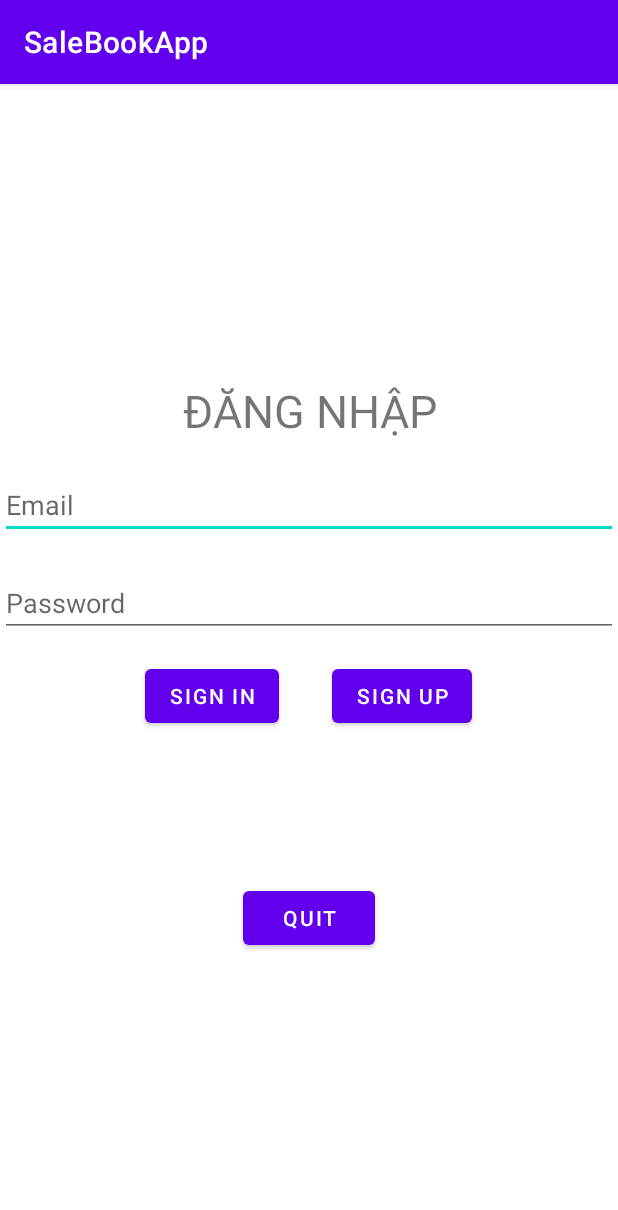
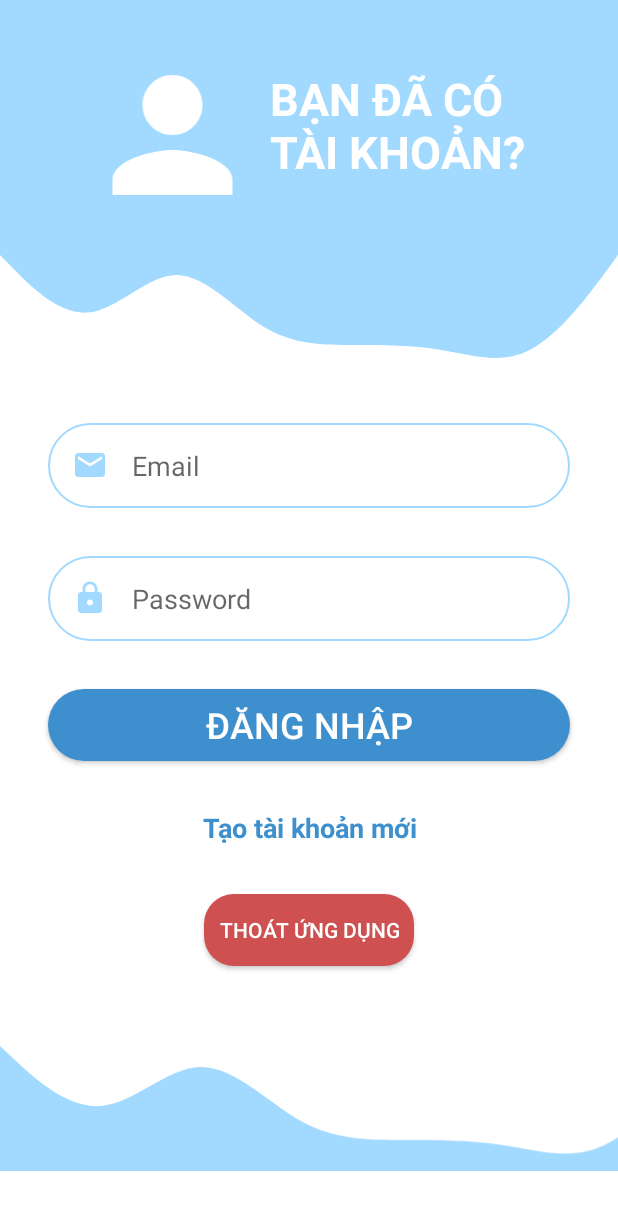
Before and after one commit to TuDV2000/LTDD_CS81_Nhom20, an Android app: the fragment AccountFragment shown on its own in the app's theme, on a phone screen of 412 x 824 dp. Shown: the top 1210 px of the screen. Run offline under Robolectric (Android 15) with nearby library versions, the phone set to English and light mode, and no system bars; libraries missing offline, so code that uses them is left out: com.basgeekball.awesomevalidation.

Commit message:
design cực mạnh

```diff
--- a/app/src/main/java/com/example/salebookapp/AccountFragment.java
+++ b/app/src/main/java/com/example/salebookapp/AccountFragment.java
@@ -5,6 +5,7 @@ import android.content.DialogInterface;
 import android.content.Intent;
 import android.os.Bundle;
 
+import androidx.appcompat.app.ActionBar;
 import androidx.appcompat.app.AlertDialog;
 import androidx.appcompat.app.AppCompatActivity;
 import androidx.fragment.app.Fragment;
@@ -15,6 +16,7 @@ import android.view.View;
 import android.view.ViewGroup;
 import android.widget.Button;
 import android.widget.EditText;
+import android.widget.TextView;
 import android.widget.Toast;
 
 import com.example.salebookapp.entities.Account;
@@ -28,7 +30,8 @@ import java.util.List;
 public class AccountFragment extends Fragment {
 
     EditText edt_user, edt_pass;
-    Button btn_signin, btn_signup, btn_quit;
+    Button btn_signin, btn_quit;
+    TextView tv_signup;
     AwesomeValidation awesomeValidation;
     View view;
     String message = "";
@@ -37,7 +40,7 @@ public class AccountFragment extends Fragment {
     @Override
     public View onCreateView(LayoutInflater inflater, ViewGroup container,
                              Bundle savedInstanceState) {
-        view = inflater.inflate(R.layout.fragment_account, container, false);
+        view = inflater.inflate(R.layout.activity_login_design, container, false);
 
         setUp();
         ControlButton();
@@ -104,7 +107,7 @@ public class AccountFragment extends Fragment {
                 }
             }
         });
-        btn_signup.setOnClickListener(new View.OnClickListener() {
+        tv_signup.setOnClickListener(new View.OnClickListener() {
             @Override
             public void onClick(View v) {
                 Intent intent = new Intent(getContext(), RegistActivity.class);
@@ -113,12 +116,10 @@ public class AccountFragment extends Fragment {
         });
     }
 
-
     void setUp() {
         edt_user = view.findViewById(R.id.edt_fusername);
         edt_pass = view.findViewById(R.id.edt_fpassword);
-
-        btn_signup = view.findViewById(R.id.btn_fsignup);
+        tv_signup = view.findViewById(R.id.tv_fsignup);
         btn_signin = view.findViewById(R.id.btn_fsignin);
         btn_quit = view.findViewById(R.id.btn_fquit);
     }
--- a/app/src/main/java/com/example/salebookapp/CartFragment.java
+++ b/app/src/main/java/com/example/salebookapp/CartFragment.java
@@ -25,6 +25,7 @@ import android.widget.TextView;
 import android.widget.Toast;
 
 import com.aurelhubert.ahbottomnavigation.AHBottomNavigation;
+import com.example.salebookapp.entities.Account;
 import com.example.salebookapp.entities.Bill;
 import com.example.salebookapp.entities.BillDetail;
 import com.example.salebookapp.entities.Book;
--- a/app/src/main/java/com/example/salebookapp/RegistActivity.java
+++ b/app/src/main/java/com/example/salebookapp/RegistActivity.java
@@ -52,11 +52,6 @@ public class RegistActivity extends AppCompatActivity {
         setup();
         //setItem();
         addValidation();
-
-        ActionBar actionBar = getSupportActionBar();
-        actionBar.setTitle("REGIST");
-        actionBar.setDisplayHomeAsUpEnabled(true);
-
         //Điều khoản
         cbAgree.setOnCheckedChangeListener(new CompoundButton.OnCheckedChangeListener() {
             @Override
@@ -136,7 +131,7 @@ public class RegistActivity extends AppCompatActivity {
     }
 
     public void onClick(View v) {
-        Intent intent = new Intent(RegistActivity.this, LoginActivity.class);
+        Intent intent = new Intent(RegistActivity.this, AccountFragment.class);
         startActivity(intent);
     }
 
--- /dev/null
+++ b/app/src/main/res/drawable/book_home_border.xml
@@ -0,0 +1,5 @@
+<?xml version="1.0" encoding="utf-8"?>
+<shape xmlns:android="http://schemas.android.com/apk/res/android">
+    <stroke android:color="@color/theme_darkcolor" android:width="2dp"/>
+    <corners android:radius="6dp"/>
+</shape>
--- /dev/null
+++ b/app/src/main/res/drawable/button_exit_border.xml
@@ -0,0 +1,5 @@
+<?xml version="1.0" encoding="utf-8"?>
+<shape xmlns:android="http://schemas.android.com/apk/res/android">
+    <solid android:color="@color/theme_superdarkcolor"></solid>
+    <corners android:radius="20dp"></corners>
+</shape>
--- /dev/null
+++ b/app/src/main/res/drawable/button_round_border.xml
@@ -0,0 +1,6 @@
+<?xml version="1.0" encoding="utf-8"?>
+<shape android:shape="rectangle" xmlns:android="http://schemas.android.com/apk/res/android">
+    <solid android:color="@color/theme_darkcolor"/>
+    <corners android:radius="100dp"/>
+
+</shape>
--- /dev/null
+++ b/app/src/main/res/drawable/ic_baseline_email_24.xml
@@ -0,0 +1,5 @@
+<vector android:height="24dp" android:tint="#A2D9FF"
+    android:viewportHeight="24" android:viewportWidth="24"
+    android:width="24dp" xmlns:android="http://schemas.android.com/apk/res/android">
+    <path android:fillColor="@android:color/white" android:pathData="M20,4L4,4c-1.1,0 -1.99,0.9 -1.99,2L2,18c0,1.1 0.9,2 2,2h16c1.1,0 2,-0.9 2,-2L22,6c0,-1.1 -0.9,-2 -2,-2zM20,8l-8,5 -8,-5L4,6l8,5 8,-5v2z"/>
+</vector>
--- /dev/null
+++ b/app/src/main/res/drawable/ic_baseline_lock_24.xml
@@ -0,0 +1,5 @@
+<vector android:height="24dp" android:tint="#A2D9FF"
+    android:viewportHeight="24" android:viewportWidth="24"
+    android:width="24dp" xmlns:android="http://schemas.android.com/apk/res/android">
+    <path android:fillColor="@android:color/white" android:pathData="M18,8h-1L17,6c0,-2.76 -2.24,-5 -5,-5S7,3.24 7,6v2L6,8c-1.1,0 -2,0.9 -2,2v10c0,1.1 0.9,2 2,2h12c1.1,0 2,-0.9 2,-2L20,10c0,-1.1 -0.9,-2 -2,-2zM12,17c-1.1,0 -2,-0.9 -2,-2s0.9,-2 2,-2 2,0.9 2,2 -0.9,2 -2,2zM15.1,8L8.9,8L8.9,6c0,-1.71 1.39,-3.1 3.1,-3.1 1.71,0 3.1,1.39 3.1,3.1v2z"/>
+</vector>
--- /dev/null
+++ b/app/src/main/res/drawable/ic_person.xml
@@ -0,0 +1,5 @@
+<vector android:height="100dp" android:tint="#FFFFFF"
+    android:viewportHeight="24" android:viewportWidth="24"
+    android:width="100dp" xmlns:android="http://schemas.android.com/apk/res/android">
+    <path android:fillColor="@android:color/white" android:pathData="M12,12c2.21,0 4,-1.79 4,-4s-1.79,-4 -4,-4 -4,1.79 -4,4 1.79,4 4,4zM12,14c-2.67,0 -8,1.34 -8,4v2h16v-2c0,-2.66 -5.33,-4 -8,-4z"/>
+</vector>
--- /dev/null
+++ b/app/src/main/res/drawable/ic_wave.xml
@@ -0,0 +1,9 @@
+<vector xmlns:android="http://schemas.android.com/apk/res/android"
+    android:width="1440dp"
+    android:height="320dp"
+    android:viewportWidth="1440"
+    android:viewportHeight="320">
+  <path
+      android:pathData="M0,64L34.3,96C68.6,128 137,192 206,186.7C274.3,181 343,107 411,106.7C480,107 549,181 617,218.7C685.7,256 754,256 823,256C891.4,256 960,256 1029,266.7C1097.1,277 1166,299 1234,266.7C1302.9,235 1371,149 1406,106.7L1440,64L1440,320L1405.7,320C1371.4,320 1303,320 1234,320C1165.7,320 1097,320 1029,320C960,320 891,320 823,320C754.3,320 686,320 617,320C548.6,320 480,320 411,320C342.9,320 274,320 206,320C137.1,320 69,320 34,320L0,320Z"
+      android:fillColor="@color/theme_color"/>
+</vector>
--- /dev/null
+++ b/app/src/main/res/drawable/ic_wave_left.xml
@@ -0,0 +1,9 @@
+<vector xmlns:android="http://schemas.android.com/apk/res/android"
+    android:width="283.6dp"
+    android:height="2880dp"
+    android:viewportWidth="283.6"
+    android:viewportHeight="2880">
+  <path
+      android:pathData="M64,2880l32,-68.6c32,-68.6 96,-205.4 90.7,-343.4c-5.7,-136.6 -79.7,-274 -80,-410c0.3,-138 74.3,-276 112,-412c37.3,-137.4 37.3,-274 37.3,-412c0,-136.8 0,-274 10.7,-412c10.3,-136.2 32.3,-274 0,-410C235,274.2 149,138 106.7,68L64,0H0v68.6C0,137.2 0,274 0,412c0,136.6 0,274 0,410c0,138 0,276 0,412c0,137.4 0,274 0,412c0,136.8 0,274 0,412c0,136.2 0,274 0,410c0,137.8 0,274 0,344v68H64z"
+      android:fillColor="#A2D9FF"/>
+</vector>
--- /dev/null
+++ b/app/src/main/res/drawable/ic_wave_right.xml
@@ -0,0 +1,9 @@
+<vector xmlns:android="http://schemas.android.com/apk/res/android"
+    android:width="283.6dp"
+    android:height="2880dp"
+    android:viewportWidth="283.6"
+    android:viewportHeight="2880">
+  <path
+      android:pathData="M27.6,2880l32,-68.6c32,-68.6 96,-205.4 90.7,-343.4c-5.7,-136.6 -79.7,-274 -80,-410c0.3,-138 74.3,-276 112,-412c37.3,-137.4 37.3,-274 37.3,-412c0,-136.8 0,-274 10.7,-412c10.3,-136.2 32.3,-274 0,-410c-31.7,-137.8 -117.7,-274 -160,-344L27.6,0h256v68.6c0,68.6 0,205.4 0,343.4c0,136.6 0,274 0,410c0,138 0,276 0,412c0,137.4 0,274 0,412c0,136.8 0,274 0,412c0,136.2 0,274 0,410c0,137.8 0,274 0,344v68H27.6z"
+      android:fillColor="#A2D9FF"/>
+</vector>
--- /dev/null
+++ b/app/src/main/res/drawable/ic_wave_up.xml
@@ -0,0 +1,9 @@
+<vector xmlns:android="http://schemas.android.com/apk/res/android"
+    android:width="1440dp"
+    android:height="320dp"
+    android:viewportWidth="1440"
+    android:viewportHeight="320">
+  <path
+      android:pathData="M0,64L34.3,96C68.6,128 137,192 206,186.7C274.3,181 343,107 411,106.7C480,107 549,181 617,218.7C685.7,256 754,256 823,256C891.4,256 960,256 1029,266.7C1097.1,277 1166,299 1234,266.7C1302.9,235 1371,149 1406,106.7L1440,64L1440,0L1405.7,0C1371.4,0 1303,0 1234,0C1165.7,0 1097,0 1029,0C960,0 891,0 823,0C754.3,0 686,0 617,0C548.6,0 480,0 411,0C342.9,0 274,0 206,0C137.1,0 69,0 34,0L0,0Z"
+      android:fillColor="@color/theme_color"/>
+</vector>
--- /dev/null
+++ b/app/src/main/res/drawable/round_border.xml
@@ -0,0 +1,6 @@
+<?xml version="1.0" encoding="utf-8"?>
+<shape android:shape="rectangle" xmlns:android="http://schemas.android.com/apk/res/android">
+    <stroke android:color="@color/theme_color"
+        android:width="1dp"/>
+    <corners android:radius="100dp"/>
+</shape>
--- /dev/null
+++ b/app/src/main/res/layout/activity_login_design.xml
@@ -0,0 +1,156 @@
+<?xml version="1.0" encoding="utf-8"?>
+<FrameLayout xmlns:android="http://schemas.android.com/apk/res/android"
+    xmlns:app="http://schemas.android.com/apk/res-auto"
+    xmlns:tools="http://schemas.android.com/tools"
+    android:layout_width="match_parent"
+    android:layout_height="match_parent">
+    <ScrollView
+        android:layout_width="match_parent"
+        android:layout_height="match_parent">
+        <androidx.constraintlayout.widget.ConstraintLayout
+            android:layout_width="match_parent"
+            android:layout_height="match_parent">
+
+            <View
+                android:id="@+id/topView"
+                android:layout_width="0dp"
+                android:layout_height="150dp"
+                android:background="@color/theme_color"
+                app:layout_constraintEnd_toEndOf="parent"
+                app:layout_constraintStart_toStartOf="parent"
+                app:layout_constraintTop_toTopOf="parent" />
+
+            <View
+                android:id="@+id/topView2"
+                android:layout_width="0dp"
+                android:layout_height="100dp"
+                android:background="@drawable/ic_wave_up"
+                app:layout_constraintEnd_toEndOf="parent"
+                app:layout_constraintStart_toStartOf="parent"
+                app:layout_constraintTop_toBottomOf="@+id/topView" />
+
+            <ImageView
+                android:id="@+id/imageView2"
+                android:layout_width="130dp"
+                android:layout_height="120dp"
+                android:layout_marginStart="50dp"
+                android:layout_marginTop="30dp"
+                app:layout_constraintStart_toStartOf="@+id/topView"
+                app:layout_constraintTop_toTopOf="parent"
+                app:srcCompat="@drawable/ic_person" />
+
+            <TextView
+                android:id="@+id/textView"
+                android:layout_width="0dp"
+                android:layout_height="wrap_content"
+                android:layout_marginTop="45dp"
+                android:layout_marginEnd="50dp"
+                android:text="bạn đã có tài khoản?"
+                android:textAlignment="viewStart"
+                android:textAllCaps="true"
+                android:textColor="@color/white"
+                android:textSize="30sp"
+                android:textStyle="bold"
+                app:layout_constraintEnd_toEndOf="@+id/topView"
+                app:layout_constraintStart_toEndOf="@+id/imageView2"
+                app:layout_constraintTop_toTopOf="parent" />
+
+            <EditText
+                android:id="@+id/edt_fusername"
+                android:layout_width="0dp"
+                android:layout_height="wrap_content"
+                android:layout_marginStart="32dp"
+                android:layout_marginTop="32dp"
+                android:layout_marginEnd="32dp"
+                android:background="@drawable/round_border"
+                android:drawableStart="@drawable/ic_baseline_email_24"
+                android:drawablePadding="16dp"
+                android:ems="10"
+                android:hint="Email"
+                android:inputType="text"
+                android:padding="16dp"
+                app:layout_constraintEnd_toEndOf="parent"
+                app:layout_constraintStart_toStartOf="parent"
+                app:layout_constraintTop_toBottomOf="@+id/topView2" />
+
+            <EditText
+                android:id="@+id/edt_fpassword"
+                android:layout_width="0dp"
+                android:layout_height="wrap_content"
+                android:layout_marginStart="32dp"
+                android:layout_marginTop="32dp"
+                android:layout_marginEnd="32dp"
+                android:background="@drawable/round_border"
+                android:drawableStart="@drawable/ic_baseline_lock_24"
+                android:drawablePadding="16dp"
+                android:ems="10"
+                android:hint="Password"
+                android:inputType="textPassword"
+                android:padding="16dp"
+                app:layout_constraintEnd_toEndOf="parent"
+                app:layout_constraintStart_toStartOf="parent"
+                app:layout_constraintTop_toBottomOf="@+id/edt_fusername" />
+
+            <androidx.appcompat.widget.AppCompatButton
+                android:id="@+id/btn_fsignin"
+                android:layout_width="0dp"
+                android:layout_height="wrap_content"
+                android:layout_marginStart="32dp"
+                android:layout_marginTop="32dp"
+                android:layout_marginEnd="32dp"
+                android:background="@drawable/button_round_border"
+                android:text="Đăng nhập"
+                android:textColor="@color/white"
+                android:textSize="24sp"
+                app:layout_constraintEnd_toEndOf="parent"
+                app:layout_constraintStart_toStartOf="parent"
+                app:layout_constraintTop_toBottomOf="@+id/edt_fpassword" />
+
+            <TextView
+                android:id="@+id/tv_fsignup"
+                android:layout_width="0dp"
+                android:layout_height="wrap_content"
+                android:layout_marginTop="32dp"
+                android:layout_marginBottom="32dp"
+                android:clickable="true"
+                android:onClick="onClick"
+                android:text="Tạo tài khoản mới"
+                android:textAlignment="center"
+                android:textColor="@color/theme_darkcolor"
+                android:textSize="18sp"
+                android:textStyle="bold"
+                app:layout_constraintBottom_toTopOf="@+id/btn_fquit"
+                app:layout_constraintEnd_toEndOf="parent"
+                app:layout_constraintHorizontal_bias="0.6"
+                app:layout_constraintStart_toStartOf="parent"
+                app:layout_constraintTop_toBottomOf="@+id/btn_fsignin" />
+
+            <androidx.appcompat.widget.AppCompatButton
+                android:id="@+id/btn_fquit"
+                android:layout_width="wrap_content"
+                android:layout_height="wrap_content"
+                android:layout_marginBottom="32dp"
+                android:background="@drawable/button_exit_border"
+                android:padding="10dp"
+                android:text="Thoát ứng dụng"
+                android:textColor="@color/white"
+                app:layout_constraintBottom_toTopOf="@+id/imageView4"
+                app:layout_constraintEnd_toEndOf="parent"
+                app:layout_constraintHorizontal_bias="0.501"
+                app:layout_constraintStart_toStartOf="parent" />
+
+            <ImageView
+                android:id="@+id/imageView4"
+                android:layout_width="470dp"
+                android:layout_height="105dp"
+                app:layout_constraintBottom_toBottomOf="parent"
+                app:layout_constraintEnd_toEndOf="parent"
+                app:layout_constraintHorizontal_bias="0.0"
+                app:layout_constraintStart_toStartOf="parent"
+                app:srcCompat="@drawable/ic_wave" />
+        </androidx.constraintlayout.widget.ConstraintLayout>
+    </ScrollView>
+
+
+
+</FrameLayout>
--- a/app/src/main/res/layout/fragment_book.xml
+++ b/app/src/main/res/layout/fragment_book.xml
@@ -1,18 +1,45 @@
 <?xml version="1.0" encoding="utf-8"?>
 <FrameLayout xmlns:android="http://schemas.android.com/apk/res/android"
+    xmlns:app="http://schemas.android.com/apk/res-auto"
     xmlns:tools="http://schemas.android.com/tools"
     android:layout_width="match_parent"
     android:layout_height="match_parent"
     tools:context=".BookFragment">
-    <ScrollView
+    <androidx.constraintlayout.widget.ConstraintLayout
         android:layout_width="match_parent"
         android:layout_height="match_parent">
 
-        <androidx.recyclerview.widget.RecyclerView
-            android:id="@+id/rcv_book"
+        <ImageView
+            android:id="@+id/imageView7"
+            android:layout_width="77dp"
+            android:layout_height="725dp"
+            android:src="@drawable/ic_wave_right"
+            app:layout_constraintBottom_toBottomOf="parent"
+            app:layout_constraintEnd_toEndOf="parent"
+            app:layout_constraintTop_toTopOf="parent" />
+
+        <ImageView
+            android:id="@+id/imageView6"
+            android:layout_width="78dp"
+            android:layout_height="724dp"
+            android:src="@drawable/ic_wave_left"
+            app:layout_constraintBottom_toBottomOf="parent"
+            app:layout_constraintStart_toStartOf="parent"
+            app:layout_constraintTop_toTopOf="parent" />
+
+        <ScrollView
+            android:id="@+id/scrollView2"
             android:layout_width="match_parent"
-            android:layout_height="match_parent"
-            android:layout_marginVertical="10dp"
-            android:layout_marginHorizontal="10dp"/>
-    </ScrollView>
+            android:layout_height="match_parent">
+            <androidx.recyclerview.widget.RecyclerView
+                android:id="@+id/rcv_book"
+                android:layout_width="match_parent"
+                android:layout_height="match_parent"
+                android:layout_marginHorizontal="10dp"
+                android:layout_marginVertical="10dp" />
+        </ScrollView>
+    </androidx.constraintlayout.widget.ConstraintLayout>
+
+
+
 </FrameLayout>
--- a/app/src/main/res/layout/item_book_home.xml
+++ b/app/src/main/res/layout/item_book_home.xml
@@ -2,8 +2,8 @@
 <androidx.cardview.widget.CardView xmlns:android="http://schemas.android.com/apk/res/android"
     android:layout_width="match_parent"
     android:layout_height="wrap_content"
+    app:cardCornerRadius="6dp"
     xmlns:app="http://schemas.android.com/apk/res-auto"
-    app:cardCornerRadius="6dp"
     android:layout_marginTop="10dp"
     android:layout_marginEnd="10dp"
     android:layout_marginStart="10dp">
@@ -12,7 +12,7 @@
         android:id="@+id/book_item_home"
         android:layout_width="match_parent"
         android:layout_height="120dp"
-        android:background="#8DD0E1E1"
+        android:background="@drawable/book_home_border"
         android:padding="5dp">
 
         <ImageView
@@ -20,42 +20,43 @@
             android:layout_width="80dp"
             android:layout_height="match_parent"
             android:layout_centerVertical="true"
-            android:src="@drawable/book1"/>
+            android:src="@drawable/book1" />
 
         <TextView
             android:id="@+id/tv_book_name_home"
             android:layout_width="match_parent"
             android:layout_height="wrap_content"
-            android:text="@string/app_name"
-            android:textSize="25dp"
             android:layout_marginHorizontal="5dp"
             android:layout_toRightOf="@id/img_book_home"
-            android:textColor="@android:color/black"/>
+            android:text="@string/app_name"
+            android:textColor="@android:color/black"
+            android:textSize="25dp" />
 
         <TextView
             android:id="@+id/tv_price_book_home"
             android:layout_width="wrap_content"
             android:layout_height="wrap_content"
+            android:layout_below="@id/tv_book_name_home"
+            android:layout_marginHorizontal="5dp"
+            android:layout_toRightOf="@id/img_book_home"
             android:padding="5dp"
             android:text="120000đ"
-            android:textColor="#FF5722"
+            android:textAlignment="textEnd"
+            android:textColor="#22B2FF"
             android:textSize="15dp"
-            android:textStyle="bold"
-            android:layout_marginHorizontal="5dp"
-            android:layout_below="@id/tv_book_name_home"
-            android:layout_toRightOf="@id/img_book_home"
-            android:textAlignment="textEnd" />
+            android:textStyle="bold" />
+
         <TextView
             android:id="@+id/tv_book_quantities_home"
             android:layout_width="wrap_content"
             android:layout_height="wrap_content"
+            android:layout_below="@id/tv_price_book_home"
+            android:layout_marginHorizontal="5dp"
+            android:layout_toRightOf="@id/img_book_home"
             android:padding="5dp"
-            android:layout_marginHorizontal="5dp"
             android:text="Còn 2 sản phẩm"
             android:textSize="15dp"
-            android:textStyle="bold"
-            android:layout_below="@id/tv_price_book_home"
-            android:layout_toRightOf="@id/img_book_home"/>
+            android:textStyle="bold" />
     </RelativeLayout>
 
 
--- a/app/src/main/res/values-night/themes.xml
+++ b/app/src/main/res/values-night/themes.xml
@@ -1,6 +1,6 @@
 <resources xmlns:tools="http://schemas.android.com/tools">
     <!-- Base application theme. -->
-    <style name="Theme.SaleBookApp" parent="Theme.MaterialComponents.DayNight.DarkActionBar">
+    <style name="Theme.SaleBookApp" parent="Theme.MaterialComponents.DayNight.NoActionBar">
         <!-- Primary brand color. -->
         <item name="colorPrimary">@color/purple_200</item>
         <item name="colorPrimaryVariant">@color/purple_700</item>
--- a/app/src/main/res/values/colors.xml
+++ b/app/src/main/res/values/colors.xml
@@ -7,6 +7,9 @@
     <color name="teal_700">#FF018786</color>
     <color name="black">#FF000000</color>
     <color name="white">#FFFFFFFF</color>
+    <color name="theme_color">#A2D9FF</color>
+    <color name="theme_darkcolor">#3E8FCD</color>
+    <color name="theme_superdarkcolor">#CF5050</color>
 
     <color name="color_tab_1">#F44336</color>
     <color name="color_tab_2">#2196F3</color>
--- a/app/src/main/res/values/themes.xml
+++ b/app/src/main/res/values/themes.xml
@@ -1,6 +1,6 @@
 <resources xmlns:tools="http://schemas.android.com/tools">
     <!-- Base application theme. -->
-    <style name="Theme.SaleBookApp" parent="Theme.MaterialComponents.DayNight.DarkActionBar">
+    <style name="Theme.SaleBookApp" parent="Theme.MaterialComponents.DayNight.NoActionBar">
         <!-- Primary brand color. -->
         <item name="colorPrimary">@color/purple_500</item>
         <item name="colorPrimaryVariant">@color/purple_700</item>
```
